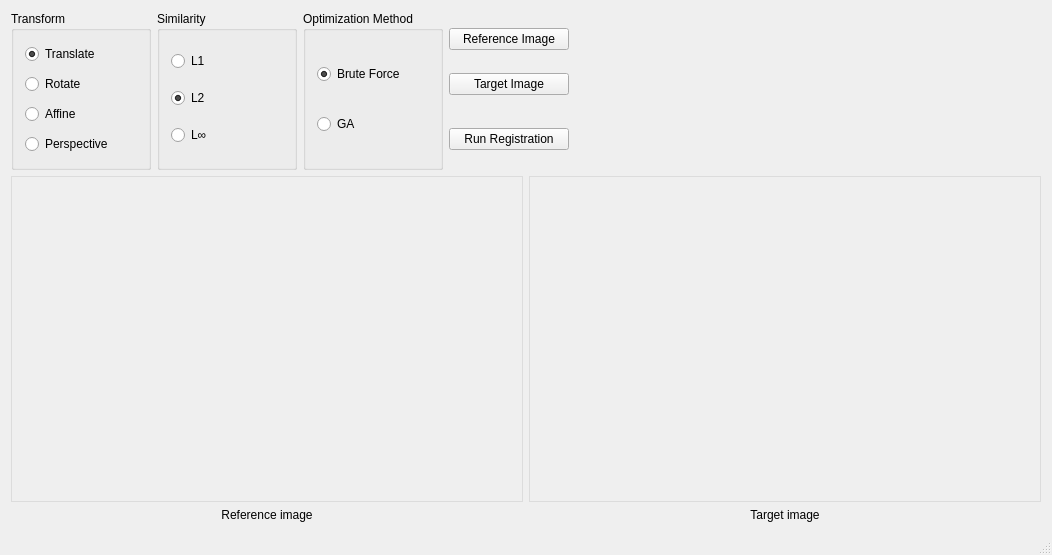
Qt form ImageRegistration/imageregistration.ui (b-z/ImageRegistration) before a commit.
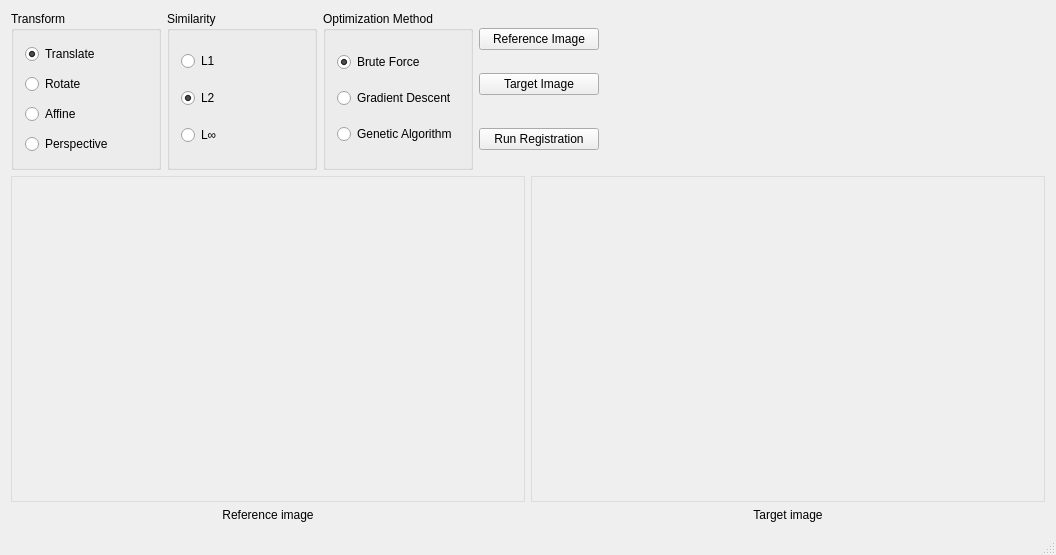
The same form after that commit.

```diff
--- a/ImageRegistration/imageregistration.ui
+++ b/ImageRegistration/imageregistration.ui
@@ -6,7 +6,7 @@
    <rect>
     <x>0</x>
     <y>0</y>
-    <width>1052</width>
+    <width>1056</width>
     <height>555</height>
    </rect>
   </property>
@@ -38,7 +38,7 @@
           </property>
           <property name="minimumSize">
            <size>
-            <width>140</width>
+            <width>150</width>
             <height>0</height>
            </size>
           </property>
@@ -120,7 +120,7 @@
           </property>
           <property name="minimumSize">
            <size>
-            <width>140</width>
+            <width>150</width>
             <height>0</height>
            </size>
           </property>
@@ -189,7 +189,7 @@
           </property>
           <property name="minimumSize">
            <size>
-            <width>140</width>
+            <width>150</width>
             <height>0</height>
            </size>
           </property>
@@ -219,6 +219,13 @@
              </property>
             </widget>
            </item>
+           <item>
+            <widget class="QRadioButton" name="radio_gd">
+             <property name="text">
+              <string>Gradient Descent</string>
+             </property>
+            </widget>
+           </item>
            <item>
             <widget class="QRadioButton" name="radio_ga">
              <property name="minimumSize">
@@ -228,7 +235,7 @@
               </size>
              </property>
              <property name="text">
-              <string>GA</string>
+              <string>Genetic Algorithm</string>
              </property>
             </widget>
            </item>
```
Left out of the diff: 5 changed lines with no effect on the pictures.
